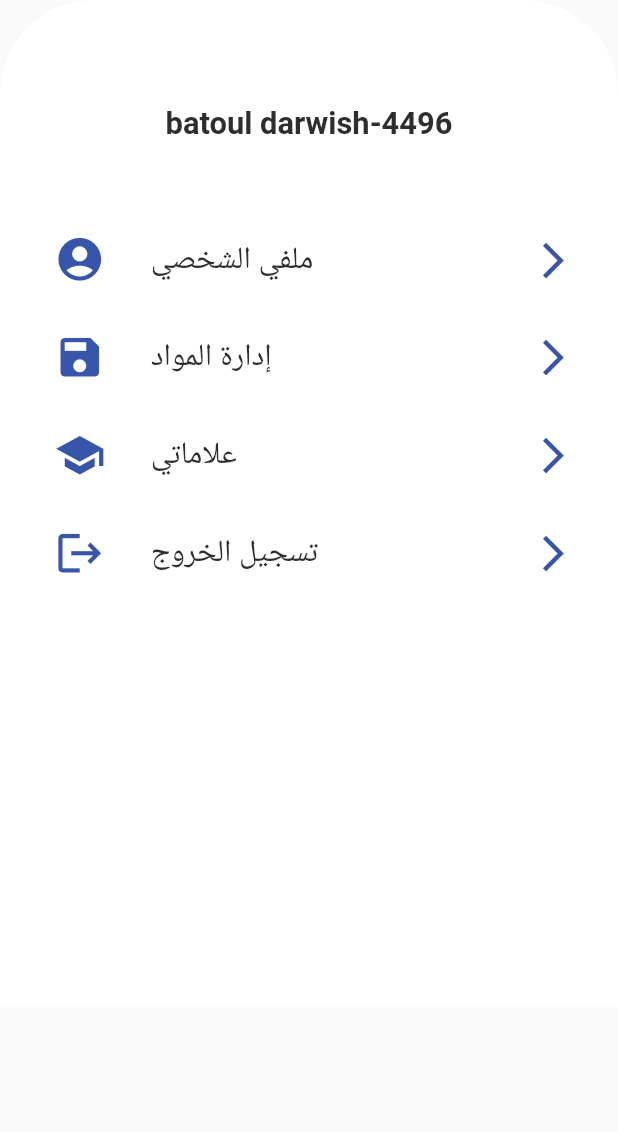
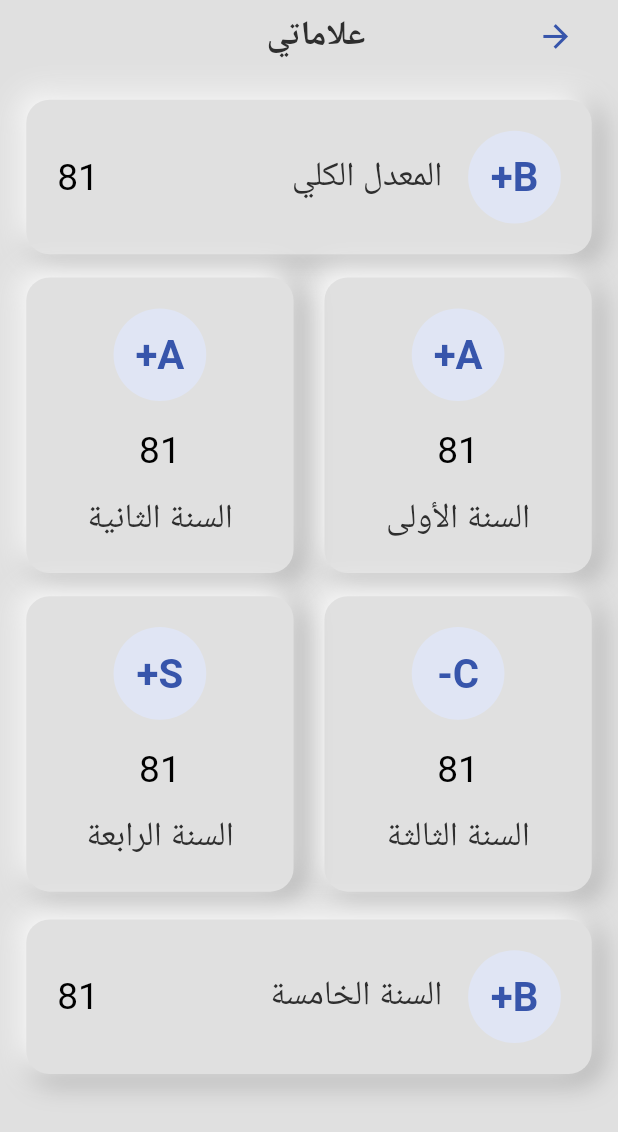
Before and after one commit to AbdullahSh-25/ez-learn, a Flutter app: the CountinuerSetting widget shown alone on an empty page, opened directly, after a tap on "علاماتي", on a phone screen of 412 x 824 dp. Shown: the top 1132 px of the screen. Run offline on Flutter 3.47's test engine with Material 2 defaults, Android fonts, the phone set to English and light mode, and no system bars; our stand-ins replace bloc, equatable, flutter_bloc, flutter_screenutil, flutter_svg, like_button and 2 more; Roboto replaces fonts that are missing (Almarai).

Commit message:
viedos + marks screen

```diff
--- a/lib/core/common/config/theme/colors.dart
+++ b/lib/core/common/config/theme/colors.dart
@@ -5,6 +5,7 @@ class AppColors {
 
   static const Color primary = Color(0xff3755AB);
   static const Color red = Color(0xffEA5455);
+  static const Color accentRed = Color(0xffEA5455);
   static const Color yellow = Color(0xffE3A42A);
   static const Color green = Color(0xff3CD278);
   static const Color whiteGrey = Color(0xffBEBEBE);
--- a/lib/features/lectures_details/presentation/ui/screen/lectures_details_screen.dart
+++ b/lib/features/lectures_details/presentation/ui/screen/lectures_details_screen.dart
@@ -14,7 +14,7 @@ class LecturesDetailsScreen extends StatelessWidget {
   Widget build(BuildContext context) {
     return Scaffold(
       body: Padding(
-        padding: REdgeInsetsDirectional.only(top: 65),
+        padding: REdgeInsetsDirectional.only(top: 65.r),
         child: Column(
           crossAxisAlignment: CrossAxisAlignment.end,
           children: [
--- a/lib/features/lectures_details/presentation/ui/widget/custom_component_details.dart
+++ b/lib/features/lectures_details/presentation/ui/widget/custom_component_details.dart
@@ -2,6 +2,7 @@ import 'package:ez_learn/core/common/widgets/custom_page_route.dart';
 import 'package:ez_learn/core/constant/strings/app_string.dart';
 import 'package:ez_learn/features/lectures_details/presentation/ui/widget/row_component.dart';
 import 'package:ez_learn/features/lectures_page/presentation/ui/screen/lectures_page.dart';
+import 'package:ez_learn/features/supported_vidieos/presentation/ui/screen/supported_vidieos.dart';
 import 'package:flutter/material.dart';
 import 'package:flutter_screenutil/flutter_screenutil.dart';
 
@@ -27,9 +28,12 @@ class CustomComponentDetails extends StatelessWidget {
             text: AppString.lecture2,
           ),
           18.verticalSpace,
-          const RowComponents(
+          RowComponents(
             icon: Icons.ondemand_video_rounded,
             text: AppString.vedio,
+            onTap: () {
+              Navigator.of(context).push(CustomPageRoute(child: const SupportedViedieos()));
+            },
           ),
           18.verticalSpace,
           const RowComponents(
--- /dev/null
+++ b/lib/features/my_marks/presentation/ui/screen/my_marks.dart
@@ -0,0 +1,151 @@
+import 'package:ez_learn/features/lectures_details/presentation/ui/widget/coustom_appbar_lecture.dart';
+import 'package:ez_learn/features/my_marks/presentation/ui/screen/marks_detail.dart';
+import 'package:ez_learn/features/my_marks/presentation/ui/widget/item_content.dart';
+import 'package:ez_learn/features/my_marks/presentation/ui/widget/mark_item.dart';
+import 'package:ez_learn/features/my_marks/presentation/ui/widget/rounded_symbol.dart';
+import 'package:flutter/material.dart';
+import 'package:flutter_screenutil/flutter_screenutil.dart';
+
+class MyMarks extends StatelessWidget {
+  const MyMarks({super.key});
+
+  @override
+  Widget build(BuildContext context) {
+    return Scaffold(
+      backgroundColor: Colors.grey.shade300,
+      body: SafeArea(
+        child: SingleChildScrollView(
+          child: Padding(
+            padding: EdgeInsets.only(left: 17.r, right: 17.r, bottom: 8.r),
+            child: Column(
+              children: [
+                const CustomAppBar(text: 'علاماتي'),
+                18.verticalSpace,
+                MarkItem(
+                  child: Row(
+                    mainAxisAlignment: MainAxisAlignment.spaceBetween,
+                    children: [
+                      Row(
+                        children: [
+                          const RoundedSymbol(symbol: 'B+'),
+                          SizedBox(
+                            width: 15.w,
+                          ),
+                          Text(
+                            'المعدل الكلي',
+                            style: Theme.of(context).textTheme.headlineSmall?.copyWith(fontWeight: FontWeight.normal),
+                          ),
+                        ],
+                      ),
+                      Text(
+                        '81',
+                        style: Theme.of(context).textTheme.displayMedium?.copyWith(color: Colors.black, fontWeight: FontWeight.normal),
+                      ),
+                    ],
+                  ),
+                ),
+                15.verticalSpace,
+                Row(
+                  children: [
+                    Expanded(
+                      child: MarkItem(
+                        onTap: () {
+                          Navigator.of(context).push(MaterialPageRoute(
+                            builder: (context) => const MarksDetail(),
+                          ));
+                        },
+                        child: const ItemContent(
+                          symbol: 'A+',
+                          mark: '81',
+                          description: 'السنة الأولى',
+                        ),
+                      ),
+                    ),
+                    18.horizontalSpace,
+                    Expanded(
+                      child: MarkItem(
+                        onTap: () {
+                          Navigator.of(context).push(MaterialPageRoute(
+                            builder: (context) => const MarksDetail(),
+                          ));
+                        },
+                        child: const ItemContent(
+                          symbol: 'A+',
+                          mark: '81',
+                          description: 'السنة الثانية',
+                        ),
+                      ),
+                    ),
+                  ],
+                ),
+                15.verticalSpace,
+                Row(
+                  children: [
+                    Expanded(
+                      child: MarkItem(
+                        onTap: () {
+                          Navigator.of(context).push(MaterialPageRoute(
+                            builder: (context) => const MarksDetail(),
+                          ));
+                        },
+                        child: const ItemContent(
+                          symbol: 'C-',
+                          mark: '81',
+                          description: 'السنة الثالثة',
+                        ),
+                      ),
+                    ),
+                    18.horizontalSpace,
+                    Expanded(
+                      child: MarkItem(
+                        onTap: () {
+                          Navigator.of(context).push(MaterialPageRoute(
+                            builder: (context) => const MarksDetail(),
+                          ));
+                        },
+                        child: const ItemContent(
+                          symbol: 'S+',
+                          mark: '81',
+                          description: 'السنة الرابعة',
+                        ),
+                      ),
+                    ),
+                  ],
+                ),
+                18.verticalSpace,
+                MarkItem(
+                  onTap: () {
+                    Navigator.of(context).push(MaterialPageRoute(
+                      builder: (context) => const MarksDetail(),
+                    ));
+                  },
+                  child: Row(
+                    mainAxisAlignment: MainAxisAlignment.spaceBetween,
+                    children: [
+                      Row(
+                        children: [
+                          const RoundedSymbol(symbol: 'B+'),
+                          SizedBox(
+                            width: 15.w,
+                          ),
+                          Text(
+                            'السنة الخامسة',
+                            style: Theme.of(context).textTheme.headlineSmall?.copyWith(fontWeight: FontWeight.normal),
+                          ),
+                        ],
+                      ),
+                      Text(
+                        '81',
+                        style: Theme.of(context).textTheme.displayMedium?.copyWith(color: Colors.black, fontWeight: FontWeight.normal),
+                      ),
+                    ],
+                  ),
+                ),
+              ],
+            ),
+          ),
+        ),
+      ),
+    );
+  }
+}
--- /dev/null
+++ b/lib/features/my_marks/presentation/ui/widget/item_content.dart
@@ -0,0 +1,31 @@
+import 'package:ez_learn/features/my_marks/presentation/ui/widget/rounded_symbol.dart';
+import 'package:flutter/material.dart';
+import 'package:flutter_screenutil/flutter_screenutil.dart';
+
+class ItemContent extends StatelessWidget {
+  const ItemContent({super.key, required this.symbol, required this.mark, required this.description});
+
+  final String symbol;
+  final String mark;
+  final String description;
+
+  @override
+  Widget build(BuildContext context) {
+    return Column(
+      mainAxisAlignment: MainAxisAlignment.spaceBetween,
+      children: [
+        RoundedSymbol(symbol: symbol),
+        18.verticalSpace,
+        Text(
+          mark,
+          style: Theme.of(context).textTheme.displayMedium?.copyWith(color: Colors.black, fontWeight: FontWeight.normal),
+        ),
+        15.verticalSpace,
+        Text(
+          description,
+          style: Theme.of(context).textTheme.headlineSmall?.copyWith(fontWeight: FontWeight.normal),
+        ),
+      ],
+    );
+  }
+}
--- /dev/null
+++ b/lib/features/my_marks/presentation/ui/widget/mark_item.dart
@@ -0,0 +1,42 @@
+import 'package:flutter/material.dart';
+import 'package:flutter_screenutil/flutter_screenutil.dart';
+
+class MarkItem extends StatelessWidget {
+  const MarkItem({
+    super.key,
+    required this.child,
+    this.onTap,
+  });
+
+  final Widget child;
+  final void Function()? onTap;
+
+  @override
+  Widget build(BuildContext context) {
+    return GestureDetector(
+      onTap: onTap ?? () {},
+      child: Container(
+        padding: EdgeInsets.all(20.r),
+        decoration: BoxDecoration(
+          borderRadius: BorderRadius.circular(15.r),
+          color: Colors.grey[300],
+          boxShadow: [
+            BoxShadow(
+              color: Colors.grey[500]!,
+              offset: const Offset(4.0, 4.0),
+              blurRadius: 15.0,
+              spreadRadius: 1.0,
+            ),
+            const BoxShadow(
+              color: Colors.white,
+              offset: Offset(-4.0, -4.0),
+              blurRadius: 15.0,
+              spreadRadius: 1.0,
+            ),
+          ],
+        ),
+        child: child,
+      ),
+    );
+  }
+}
--- /dev/null
+++ b/lib/features/my_marks/presentation/ui/widget/rounded_symbol.dart
@@ -0,0 +1,26 @@
+import 'package:flutter/material.dart';
+import 'package:flutter_screenutil/flutter_screenutil.dart';
+
+class RoundedSymbol extends StatelessWidget {
+  const RoundedSymbol({super.key, required this.symbol});
+
+  final String symbol;
+
+  @override
+  Widget build(BuildContext context) {
+    return Container(
+      width: 60.r,
+      height: 60.r,
+      decoration: BoxDecoration(
+        borderRadius: BorderRadius.circular(30.r),
+        color: const Color(0xffE0E5F4),
+      ),
+      child: Center(
+        child: Text(
+          symbol,
+          style: Theme.of(context).textTheme.displayLarge,
+        ),
+      ),
+    );
+  }
+}
--- a/lib/features/setting/presentation/ui/widget/continuer_setting.dart
+++ b/lib/features/setting/presentation/ui/widget/continuer_setting.dart
@@ -1,6 +1,7 @@
 import 'package:ez_learn/core/common/config/theme/colors.dart';
 import 'package:ez_learn/core/constant/strings/app_string.dart';
 import 'package:ez_learn/features/edit_profile/presentation/ui/screen/edit_profile.dart';
+import 'package:ez_learn/features/my_marks/presentation/ui/screen/my_marks.dart';
 import 'package:flutter/material.dart';
 import 'package:flutter_screenutil/flutter_screenutil.dart';
 
@@ -40,7 +41,17 @@ class CountinuerSetting extends StatelessWidget {
           15.verticalSpace,
           const CustomRowWidget(text: AppString.resourceManger, icon: Icons.save),
           15.verticalSpace,
-          const CustomRowWidget(text: AppString.myEmoticons, icon: Icons.school),
+          CustomRowWidget(
+            text: AppString.myEmoticons,
+            icon: Icons.school,
+            onTap: () {
+              Navigator.of(context).push(
+                MaterialPageRoute(
+                  builder: (context) => const MyMarks(),
+                ),
+              );
+            },
+          ),
           15.verticalSpace,
           const CustomRowWidget(text: AppString.logOut, icon: Icons.logout),
         ],
--- a/pubspec.yaml
+++ b/pubspec.yaml
@@ -34,6 +34,8 @@ dependencies:
   equatable: ^2.0.5
   provider: ^6.0.5
   reactive_forms: ^15.0.0
+  like_button: ^2.0.5
+  youtube_player_flutter: ^8.1.2
 
 dev_dependencies:
   flutter_test:
```
Also changed, not shown: lib/core/common/widgets/like_button_widget.dart (added, +52 -0 lines), lib/features/my_marks/presentation/ui/screen/marks_detail.dart (added, +68 -0 lines), lib/features/my_marks/presentation/ui/widget/mark_detail_item.dart (added, +55 -0 lines), lib/features/setting/presentation/ui/screen/setting._screen.dart (+5 -15 lines), lib/features/supported_vidieos/presentation/ui/screen/supported_vidieos.dart (added, +53 -0 lines), lib/features/supported_vidieos/presentation/ui/screen/view_video.dart (added, +38 -0 lines), lib/features/supported_vidieos/presentation/ui/widget/video_item.dart (added, +68 -0 lines), lib/main.dart (+11 -8 lines), pubspec.lock, 1 other file.
